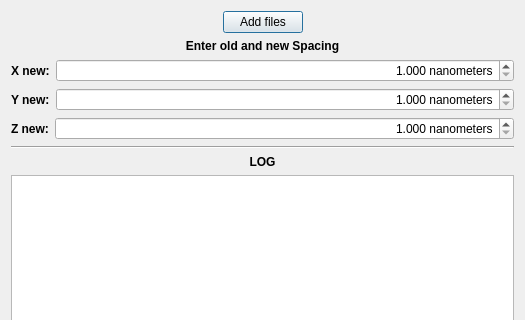
The window that ToolsDev/changeSEGspacing/SpacingChanger.ui (FelixdelasPozas/EspINA) describes before a commit, drawn with Qt 5; both pictures show x 0 to 525 and y 0 to 320 of the 525 by 581 pixel window.
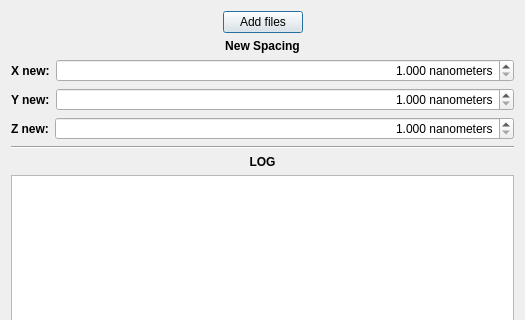
The same window after the commit.

Commit message: Bugfix: SparseVolume incorrect region when loading blocks forced unnecesary draws and crashes. Updated spacing changer tool to scale counting frames too.

Diff of the .ui file:
```diff
--- a/ToolsDev/changeSEGspacing/SpacingChanger.ui
+++ b/ToolsDev/changeSEGspacing/SpacingChanger.ui
@@ -75,7 +75,7 @@
       </font>
      </property>
      <property name="text">
-      <string>Enter old and new Spacing</string>
+      <string>New Spacing</string>
      </property>
      <property name="alignment">
       <set>Qt::AlignCenter</set>
```
The commit also changes 3 other files.
